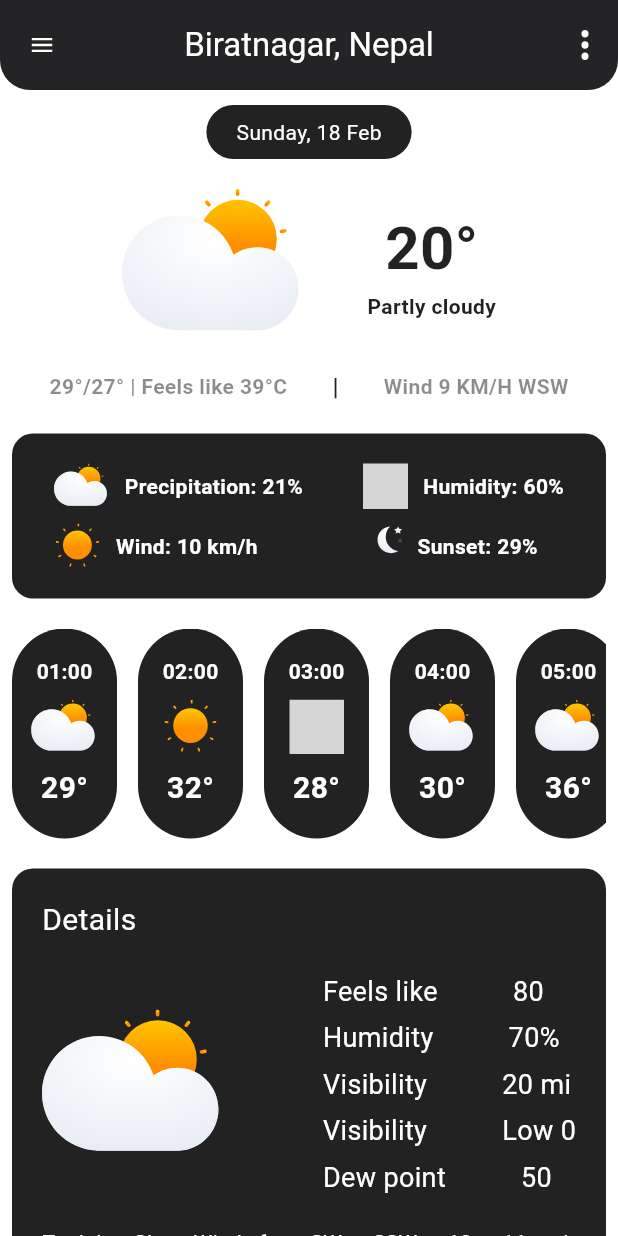
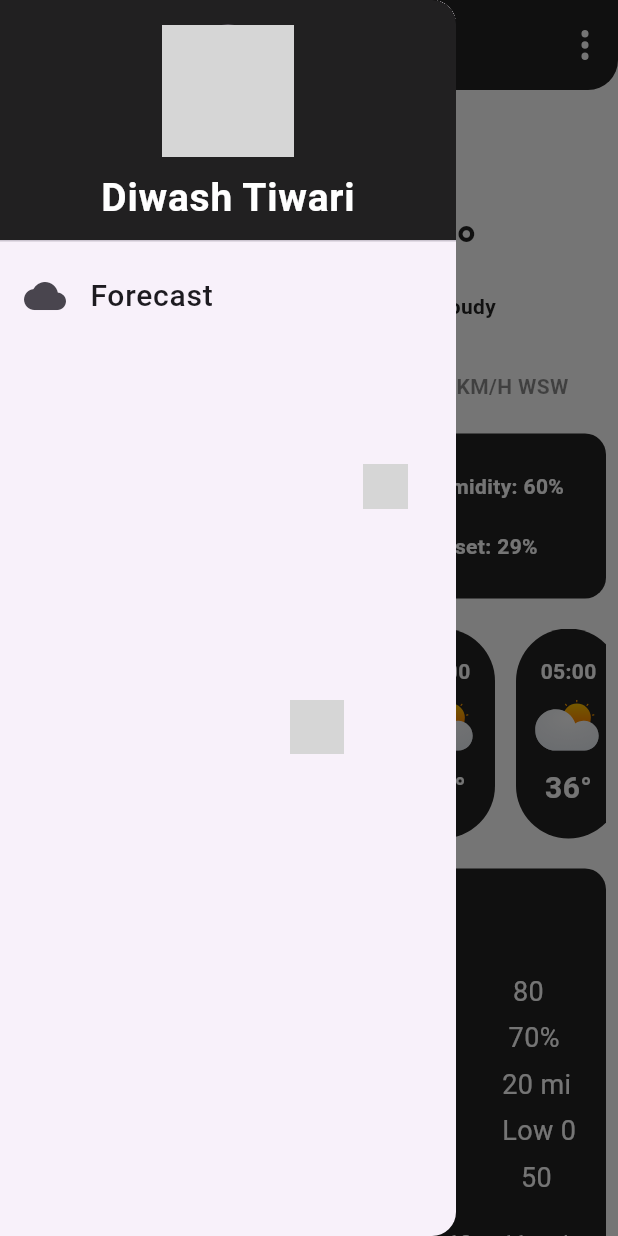
Before and after one commit to diwashTiwari/WeatherApp, a Flutter app: the screen it shows after launch, with the side drawer open (before the commit the screen has no drawer), on a phone screen of 412 x 824 dp. Run offline on Flutter 3.47's test engine with Material 3 defaults, Android fonts, the light colour scheme and no system bars; our stand-ins replace flutter_svg; network calls fail; grey boxes are pictures that could not be loaded.

Commit message:
appended forecastPage & updated homePage

```diff
--- a/lib/pages/home.dart
+++ b/lib/pages/home.dart
@@ -1,7 +1,9 @@
 import 'package:flutter/material.dart';
+import 'package:flutter/widgets.dart';
 import 'package:flutter_svg/svg.dart';
 import 'package:weatherapp/models/weather_data.dart';
 import 'package:weatherapp/models/week_data.dart';
+import 'package:weatherapp/pages/forecast.dart';
 
 class HomePage extends StatefulWidget {
   const HomePage({super.key});
@@ -29,6 +31,7 @@ class _HomePageState extends State<HomePage> {
     return Scaffold(
       appBar: appBar(),
       backgroundColor: Colors.white,
+      drawer: appDrawer(),
       body: Center(
         child: Padding(
             padding: const EdgeInsets.symmetric(horizontal: 8),
@@ -191,6 +194,53 @@ class _HomePageState extends State<HomePage> {
                 ],
               ),
             )),
+      ),
+    );
+  }
+
+  Drawer appDrawer() {
+    return Drawer(
+      child: ListView(
+        padding: EdgeInsets.zero,
+        children: [
+          const DrawerHeader(
+              decoration: BoxDecoration(
+                color: Colors.black87,
+              ),
+              child: Column(
+                mainAxisAlignment: MainAxisAlignment.center,
+                crossAxisAlignment: CrossAxisAlignment.center,
+                children: [
+                  CircleAvatar(
+                    maxRadius: 44,
+                    minRadius: 44,
+                    backgroundImage: NetworkImage(
+                        'https://images.unsplash.com/photo-1640951613773-54706e06851d?q=80&w=2080&auto=format&fit=crop&ixlib=rb-4.0.3&ixid=M3wxMjA3fDB8MHxwaG90by1wYWdlfHx8fGVufDB8fHx8fA%3D%3D'),
+                  ),
+                  SizedBox(height: 8),
+                  Text('Diwash Tiwari',
+                      style: TextStyle(
+                          fontSize: 26,
+                          color: Colors.white,
+                          fontWeight: FontWeight.bold))
+                ],
+              )),
+          ListTile(
+            leading: const Icon(
+              Icons.cloud,
+              size: 28,
+            ),
+            title: const Text('Forecast',
+                style: TextStyle(fontSize: 20, fontWeight: FontWeight.w500)),
+            onTap: () {
+              Navigator.of(context).push(
+                MaterialPageRoute(
+                  builder: (BuildContext context) => const ForecastPage(),
+                ),
+              );
+            },
+          ),
+        ],
       ),
     );
   }
@@ -484,8 +534,12 @@ class _HomePageState extends State<HomePage> {
 
   AppBar appBar() {
     return AppBar(
-        leading: GestureDetector(
-          child: Container(
+        leading: Builder(builder: (context) {
+          return IconButton(
+            onPressed: () {
+              Scaffold.of(context).openDrawer();
+            },
+            icon: Container(
               width: 24,
               alignment: Alignment.center,
               margin: const EdgeInsets.all(10),
@@ -495,7 +549,8 @@ class _HomePageState extends State<HomePage> {
                 width: 14,
               ),
             ),
-        ),
+          );
+        }),
         title: const Text(
           'Biratnagar, Nepal',
           style: TextStyle(
```
Also changed, not shown: lib/pages/forecast.dart (added, +34 -0 lines). Lines whose indentation alone changed are shown as unchanged.
